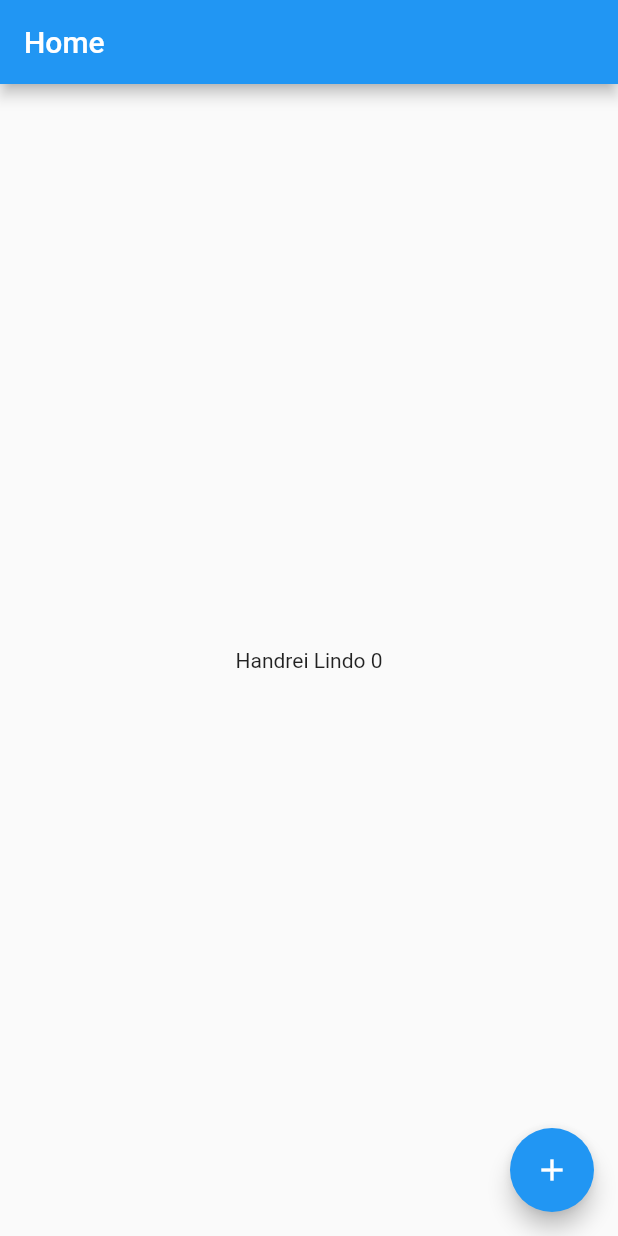
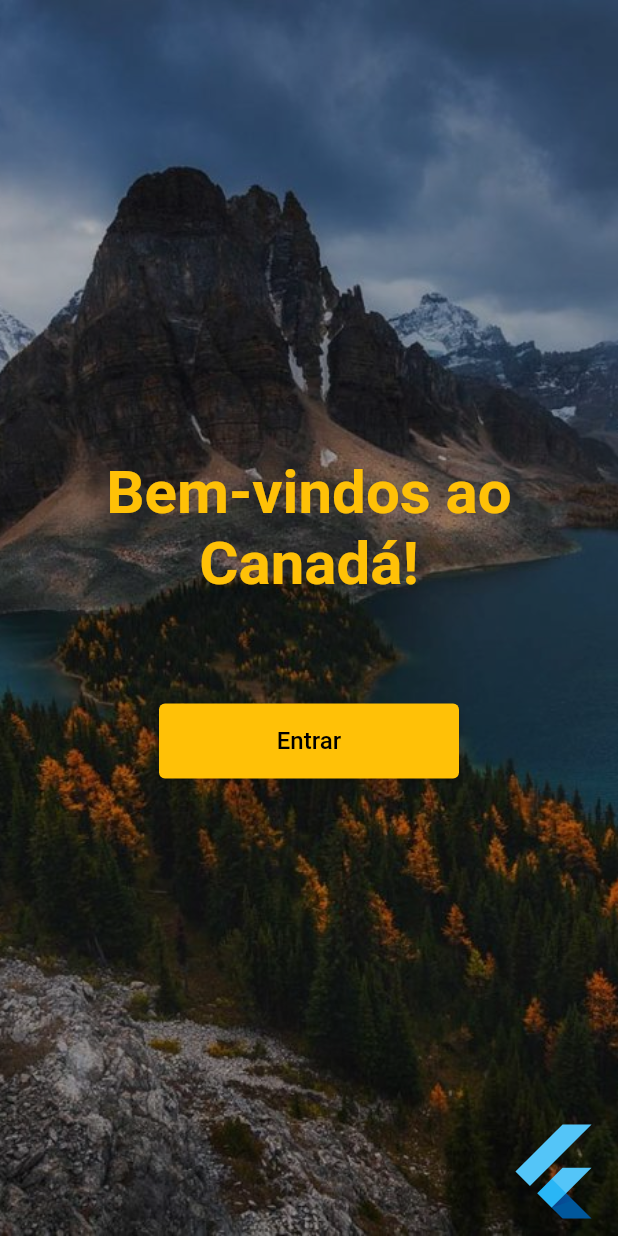
Before and after one commit to HandreiFontana/flutter-basics, a Flutter app: the screen it shows after launch, on a phone screen of 412 x 824 dp. Run offline on Flutter 3.47's test engine with Material 2 defaults, Android fonts, the phone set to English and light mode, and no system bars.

Commit message:
feat: criação da tela de entrada do aplicativo

```diff
--- a/lib/home_page.dart
+++ b/lib/home_page.dart
@@ -27,33 +27,178 @@ import 'package:flutter/material.dart';
 // }
 
 class HomePage extends StatefulWidget {
-  const HomePage({super.key});
+  const HomePage({Key? key}) : super(key: key);
 
   @override
   State<HomePage> createState() => _HomePageState();
 }
 
+// class _HomePageState extends State<HomePage> {
+//   var counter = 0;
+
+//   @override
+//   Widget build(BuildContext context) {
+//     final names = ['João', 'Maria', 'Joaquim', 'Handrei'];
+
+//     return Scaffold(
+//       appBar: AppBar(
+//         title: const Text('Home'),
+//       ),
+//       body: SizedBox(
+//         width: double.infinity,
+//         child: ListView.builder(
+//           itemCount: names.length,
+//           itemBuilder: ((context, index) {
+//             final name = names[index];
+
+//             return ListTile(
+//               title: Text(name),
+//             );
+//           }),
+//         ),
+//       ),
+//       floatingActionButton: FloatingActionButton(
+//         child: const Icon(Icons.add),
+//         onPressed: () {
+//           setState(() {
+//             counter++;
+//           });
+//         },
+//       ),
+//     );
+//   }
+// }
+
+// class _HomePageState extends State<HomePage> {
+//   @override
+//   Widget build(BuildContext context) {
+//     final controller = TextEditingController();
+
+//     final list = <String>['Handrei'];
+
+//     return Scaffold(
+//       appBar: AppBar(
+//         title: const Text('Home'),
+//       ),
+//       body: Column(
+//         children: [
+//           Padding(
+//             padding: const EdgeInsets.all(8.0),
+//             child: Row(
+//               children: [
+//                 Expanded(
+//                     child: TextField(
+//                   controller: controller,
+//                 )),
+//                 IconButton(
+//                     onPressed: () {
+//                       final text = controller.text;
+//                       setState(() {
+//                         list.add(text);
+//                       });
+//                     },
+//                     icon: const Icon(Icons.add))
+//               ],
+//             ),
+//           ),
+//           Expanded(
+//             child: ListView.builder(
+//               itemCount: list.length,
+//               itemBuilder: (context, index) {
+//                 final item = list[index];
+//                 return ListTile(
+//                   title: Text(item),
+//                 );
+//               },
+//             ),
+//           )
+//         ],
+//       ),
+//     );
+//   }
+// }
+
 class _HomePageState extends State<HomePage> {
-  var counter = 0;
-
   @override
   Widget build(BuildContext context) {
     return Scaffold(
-      appBar: AppBar(
-        title: const Text('Home'),
-      ),
+      // appBar: AppBar(
+      //   title: const Text('Home'),
+      // ),
       body: Center(
-          child: Text(
-        'Handrei Lindo $counter',
-        textDirection: TextDirection.ltr,
-      )),
-      floatingActionButton: FloatingActionButton(
-        child: const Icon(Icons.add),
-        onPressed: () {
-          setState(() {
-            counter++;
-          });
-        },
+        child: Stack(
+          alignment: Alignment.center,
+          children: [
+            SizedBox(
+              height: MediaQuery.of(context).size.height,
+              width: MediaQuery.of(context).size.width,
+              child: Image.asset(
+                'assets/background.jpg',
+                fit: BoxFit.cover,
+              ),
+            ),
+            Container(
+              color: Colors.black.withOpacity(0.3),
+              height: MediaQuery.of(context).size.height,
+              width: MediaQuery.of(context).size.width,
+            ),
+            SizedBox(
+              height: MediaQuery.of(context).size.height,
+              width: MediaQuery.of(context).size.width,
+              child: Column(
+                mainAxisAlignment: MainAxisAlignment.center,
+                crossAxisAlignment: CrossAxisAlignment.center,
+                children: [
+                  const Text(
+                    "Bem-vindos ao Canadá!",
+                    style: TextStyle(
+                      color: Colors.amber,
+                      fontSize: 40,
+                      fontWeight: FontWeight.bold,
+                    ),
+                    textAlign: TextAlign.center,
+                  ),
+                  Container(
+                    margin: const EdgeInsets.only(top: 70),
+                    child: SizedBox(
+                      width: 200,
+                      height: 50,
+                      child: ElevatedButton(
+                        style: TextButton.styleFrom(
+                          foregroundColor: Colors.black,
+                          backgroundColor: Colors.amber,
+                        ),
+                        onPressed: () {
+                          print('Entrei no Canadá!');
+                        },
+                        child: const Text(
+                          'Entrar',
+                          style: TextStyle(fontSize: 16),
+                        ),
+                      ),
+                    ),
+                  ),
+                ],
+              ),
+            ),
+            SizedBox(
+              height: MediaQuery.of(context).size.height,
+              width: MediaQuery.of(context).size.width,
+              child: Column(
+                mainAxisAlignment: MainAxisAlignment.end,
+                crossAxisAlignment: CrossAxisAlignment.end,
+                children: const [
+                  Padding(
+                    padding: EdgeInsets.all(8.0),
+                    child: FlutterLogo(
+                      size: 70,
+                    ),
+                  ),
+                ],
+              ),
+            ),
+          ],
+        ),
       ),
     );
   }
--- a/pubspec.yaml
+++ b/pubspec.yaml
@@ -60,8 +60,8 @@ flutter:
   uses-material-design: true
 
   # To add assets to your application, add an assets section, like this:
-  # assets:
-  #   - images/a_dot_burr.jpeg
+  assets:
+    - assets/background.jpg
   #   - images/a_dot_ham.jpeg
 
   # An image asset can refer to one or more resolution-specific "variants", see
```
Also changed, not shown: assets/background.jpg (added).
